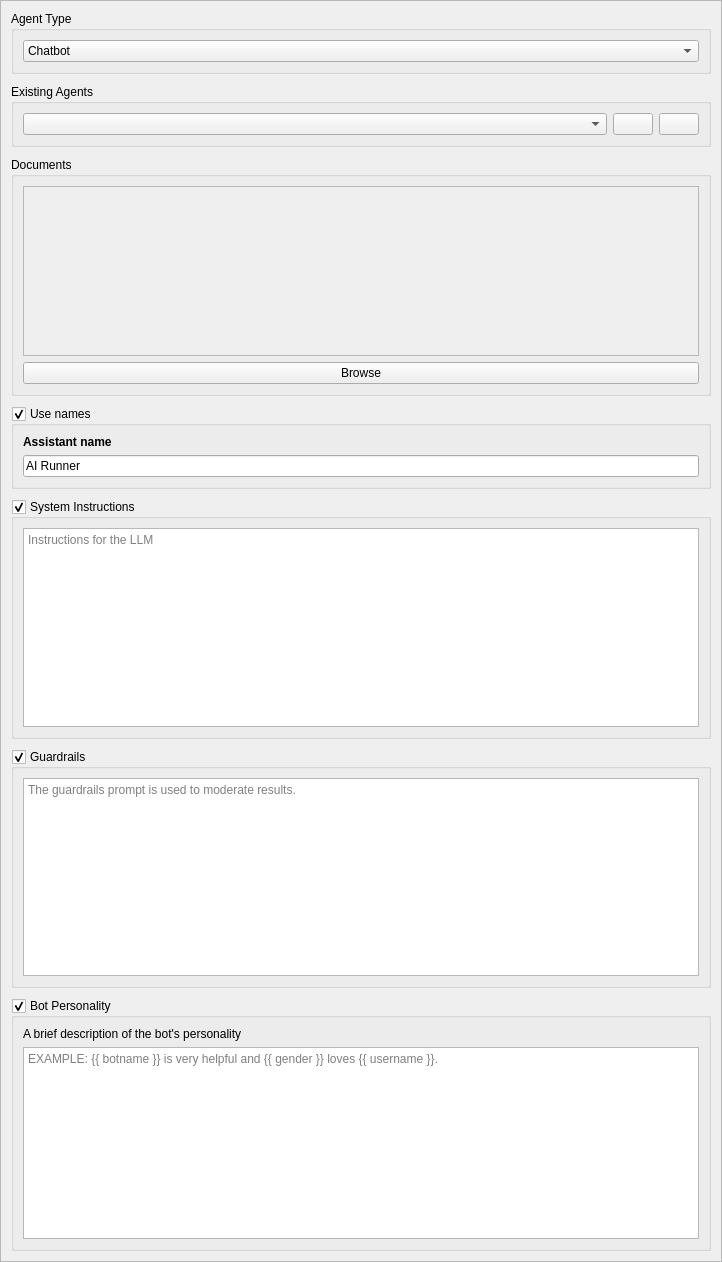
Capsize-Games/airunner, file src/airunner/widgets/llm/templates/bot_preferences.ui: the form before one commit.
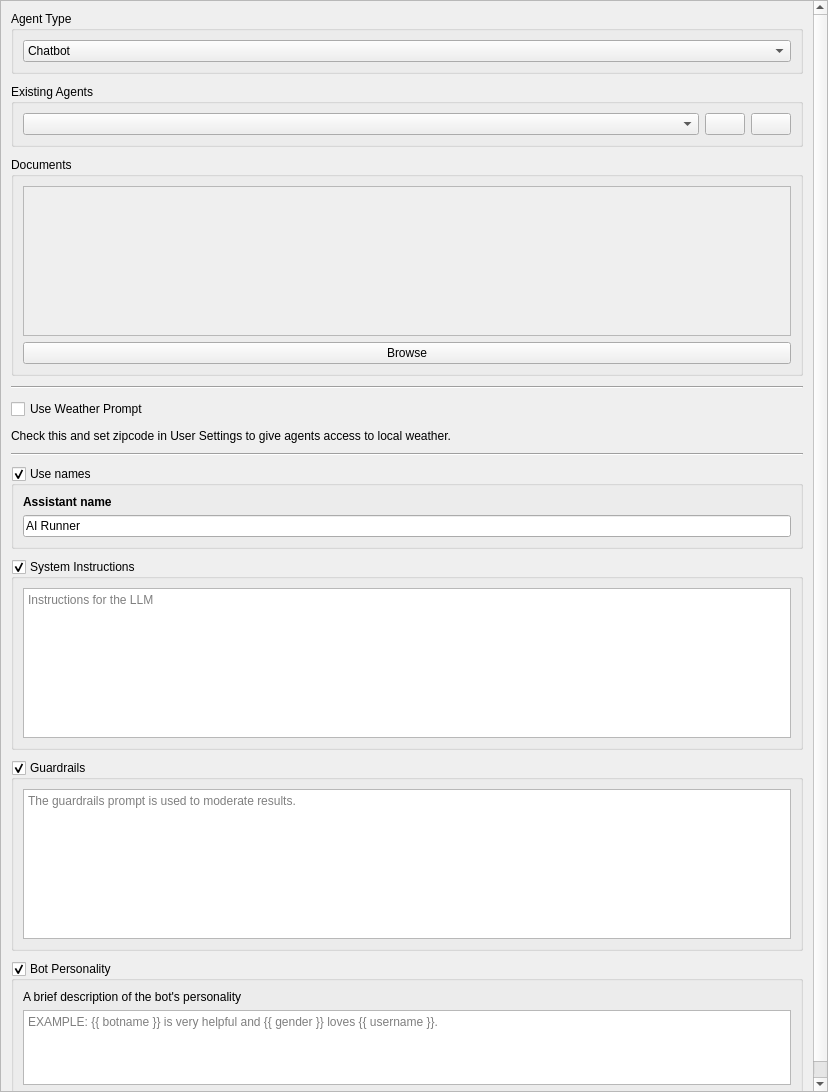
The form after the commit. Icons and pictures are not drawn.

Commit message:
Updates to user and bot preferences
- set zipcode on user which will automatically look up lat / long and
location display name.
- ability to change unit type in user preferences
- ability to toggle weather preferences on and off in chatbot
- added lat long helper function
- fixes mistral agent system prompt to remove empty conversation
  summaries.

What changed in the file:
```diff
--- a/src/airunner/widgets/llm/templates/bot_preferences.ui
+++ b/src/airunner/widgets/llm/templates/bot_preferences.ui
@@ -6,8 +6,8 @@
    <rect>
     <x>0</x>
     <y>0</y>
-    <width>722</width>
-    <height>1262</height>
+    <width>828</width>
+    <height>1092</height>
    </rect>
   </property>
   <property name="windowTitle">
@@ -39,8 +39,8 @@
        <rect>
         <x>0</x>
         <y>0</y>
-        <width>720</width>
-        <height>1260</height>
+        <width>812</width>
+        <height>1153</height>
        </rect>
       </property>
       <layout class="QGridLayout" name="gridLayout">
@@ -59,7 +59,7 @@
        <property name="verticalSpacing">
         <number>10</number>
        </property>
-       <item row="4" column="0">
+       <item row="8" column="0">
         <widget class="QGroupBox" name="system_instructions_groupbox">
          <property name="title">
           <string>System Instructions</string>
@@ -90,114 +90,41 @@
          </layout>
         </widget>
        </item>
-       <item row="6" column="0">
-        <widget class="QGroupBox" name="personality_groupbox">
+       <item row="0" column="0">
+        <widget class="QGroupBox" name="groupBox_2">
          <property name="title">
-          <string>Bot Personality</string>
+          <string>Agent Type</string>
          </property>
-         <property name="checkable">
-          <bool>true</bool>
-         </property>
-         <layout class="QGridLayout" name="gridLayout_5">
-          <item row="1" column="0">
-           <widget class="QPlainTextEdit" name="bot_personality">
-            <property name="sizePolicy">
-             <sizepolicy hsizetype="Expanding" vsizetype="MinimumExpanding">
-              <horstretch>0</horstretch>
-              <verstretch>0</verstretch>
-             </sizepolicy>
-            </property>
-            <property name="minimumSize">
-             <size>
-              <width>0</width>
-              <height>75</height>
-             </size>
-            </property>
-            <property name="placeholderText">
-             <string>EXAMPLE: {{ botname }} is very helpful and {{ gender }} loves {{ username }}.</string>
-            </property>
-           </widget>
-          </item>
+         <layout class="QGridLayout" name="gridLayout_8">
           <item row="0" column="0">
-           <widget class="QLabel" name="label_2">
-            <property name="text">
-             <string>A brief description of the bot's personality</string>
-            </property>
+           <widget class="QComboBox" name="comboBox">
+            <item>
+             <property name="text">
+              <string>Chatbot</string>
+             </property>
+            </item>
+            <item>
+             <property name="text">
+              <string>Tool</string>
+             </property>
+            </item>
            </widget>
           </item>
          </layout>
         </widget>
        </item>
-       <item row="3" column="0">
-        <widget class="QGroupBox" name="names_groupbox">
-         <property name="title">
-          <string>Use names</string>
+       <item row="4" column="0">
+        <widget class="QCheckBox" name="use_weather_prompt">
+         <property name="text">
+          <string>Use Weather Prompt</string>
          </property>
-         <property name="checkable">
-          <bool>true</bool>
-         </property>
-         <layout class="QHBoxLayout" name="horizontalLayout">
-          <item>
-           <layout class="QVBoxLayout" name="verticalLayout_6">
-            <item>
-             <widget class="QLabel" name="label">
-              <property name="font">
-               <font>
-                <bold>true</bold>
-               </font>
-              </property>
-              <property name="text">
-               <string>Assistant name</string>
-              </property>
-             </widget>
-            </item>
-            <item>
-             <widget class="QLineEdit" name="botname">
-              <property name="text">
-               <string>AI Runner</string>
-              </property>
-              <property name="cursorPosition">
-               <number>9</number>
-              </property>
-              <property name="placeholderText">
-               <string>Bot name</string>
-              </property>
-             </widget>
-            </item>
-           </layout>
-          </item>
-         </layout>
         </widget>
        </item>
        <item row="5" column="0">
-        <widget class="QGroupBox" name="guardrails_groupbox">
-         <property name="title">
-          <string>Guardrails</string>
+        <widget class="QLabel" name="label_3">
+         <property name="text">
+          <string>Check this and set zipcode in User Settings to give agents access to local weather.</string>
          </property>
-         <property name="checkable">
-          <bool>true</bool>
-         </property>
-         <layout class="QVBoxLayout" name="verticalLayout_2">
-          <item>
-           <widget class="QPlainTextEdit" name="guardrails_prompt">
-            <property name="sizePolicy">
-             <sizepolicy hsizetype="Expanding" vsizetype="MinimumExpanding">
-              <horstretch>0</horstretch>
-              <verstretch>0</verstretch>
-             </sizepolicy>
-            </property>
-            <property name="minimumSize">
-             <size>
-              <width>0</width>
-              <height>150</height>
-             </size>
-            </property>
-            <property name="placeholderText">
-             <string>The guardrails prompt is used to moderate results.</string>
-            </property>
-           </widget>
-          </item>
-         </layout>
         </widget>
        </item>
        <item row="1" column="0">
@@ -250,29 +177,6 @@
          </layout>
         </widget>
        </item>
-       <item row="0" column="0">
-        <widget class="QGroupBox" name="groupBox_2">
-         <property name="title">
-          <string>Agent Type</string>
-         </property>
-         <layout class="QGridLayout" name="gridLayout_8">
-          <item row="0" column="0">
-           <widget class="QComboBox" name="comboBox">
-            <item>
-             <property name="text">
-              <string>Chatbot</string>
-             </property>
-            </item>
-            <item>
-             <property name="text">
-              <string>Tool</string>
-             </property>
-            </item>
-           </widget>
-          </item>
-         </layout>
-        </widget>
-       </item>
        <item row="2" column="0">
         <widget class="QGroupBox" name="groupBox_3">
          <property name="title">
@@ -308,7 +212,7 @@
               <rect>
                <x>0</x>
                <y>0</y>
-               <width>674</width>
+               <width>766</width>
                <height>148</height>
               </rect>
              </property>
@@ -319,6 +223,130 @@
          </layout>
         </widget>
        </item>
+       <item row="10" column="0">
+        <widget class="QGroupBox" name="personality_groupbox">
+         <property name="title">
+          <string>Bot Personality</string>
+         </property>
+         <property name="checkable">
+          <bool>true</bool>
+         </property>
+         <layout class="QGridLayout" name="gridLayout_5">
+          <item row="1" column="0">
+           <widget class="QPlainTextEdit" name="bot_personality">
+            <property name="sizePolicy">
+             <sizepolicy hsizetype="Expanding" vsizetype="MinimumExpanding">
+              <horstretch>0</horstretch>
+              <verstretch>0</verstretch>
+             </sizepolicy>
+            </property>
+            <property name="minimumSize">
+             <size>
+              <width>0</width>
+              <height>75</height>
+             </size>
+            </property>
+            <property name="placeholderText">
+             <string>EXAMPLE: {{ botname }} is very helpful and {{ gender }} loves {{ username }}.</string>
+            </property>
+           </widget>
+          </item>
+          <item row="0" column="0">
+           <widget class="QLabel" name="label_2">
+            <property name="text">
+             <string>A brief description of the bot's personality</string>
+            </property>
+           </widget>
+          </item>
+         </layout>
+        </widget>
+       </item>
+       <item row="7" column="0">
+        <widget class="QGroupBox" name="names_groupbox">
+         <property name="title">
+          <string>Use names</string>
+         </property>
+         <property name="checkable">
+          <bool>true</bool>
+         </property>
+         <layout class="QHBoxLayout" name="horizontalLayout">
+          <item>
+           <layout class="QVBoxLayout" name="verticalLayout_6">
+            <item>
+             <widget class="QLabel" name="label">
+              <property name="font">
+               <font>
+                <bold>true</bold>
+               </font>
+              </property>
+              <property name="text">
+               <string>Assistant name</string>
+              </property>
+             </widget>
+            </item>
+            <item>
+             <widget class="QLineEdit" name="botname">
+              <property name="text">
+               <string>AI Runner</string>
+              </property>
+              <property name="cursorPosition">
+               <number>9</number>
+              </property>
+              <property name="placeholderText">
+               <string>Bot name</string>
+              </property>
+             </widget>
+            </item>
+           </layout>
+          </item>
+         </layout>
+        </widget>
+       </item>
+       <item row="6" column="0">
+        <widget class="Line" name="line">
+         <property name="orientation">
+          <enum>Qt::Orientation::Horizontal</enum>
+         </property>
+        </widget>
+       </item>
+       <item row="9" column="0">
+        <widget class="QGroupBox" name="guardrails_groupbox">
+         <property name="title">
+          <string>Guardrails</string>
+         </property>
+         <property name="checkable">
+          <bool>true</bool>
+         </property>
+         <layout class="QVBoxLayout" name="verticalLayout_2">
+          <item>
+           <widget class="QPlainTextEdit" name="guardrails_prompt">
+            <property name="sizePolicy">
+             <sizepolicy hsizetype="Expanding" vsizetype="MinimumExpanding">
+              <horstretch>0</horstretch>
+              <verstretch>0</verstretch>
+             </sizepolicy>
+            </property>
+            <property name="minimumSize">
+             <size>
+              <width>0</width>
+              <height>150</height>
+             </size>
+            </property>
+            <property name="placeholderText">
+             <string>The guardrails prompt is used to moderate results.</string>
+            </property>
+           </widget>
+          </item>
+         </layout>
+        </widget>
+       </item>
+       <item row="3" column="0">
+        <widget class="Line" name="line_2">
+         <property name="orientation">
+          <enum>Qt::Orientation::Horizontal</enum>
+         </property>
+        </widget>
+       </item>
       </layout>
      </widget>
     </widget>
```
Left out of the diff: 37 changed lines with no effect on the pictures. The commit also changes 10 other files.
